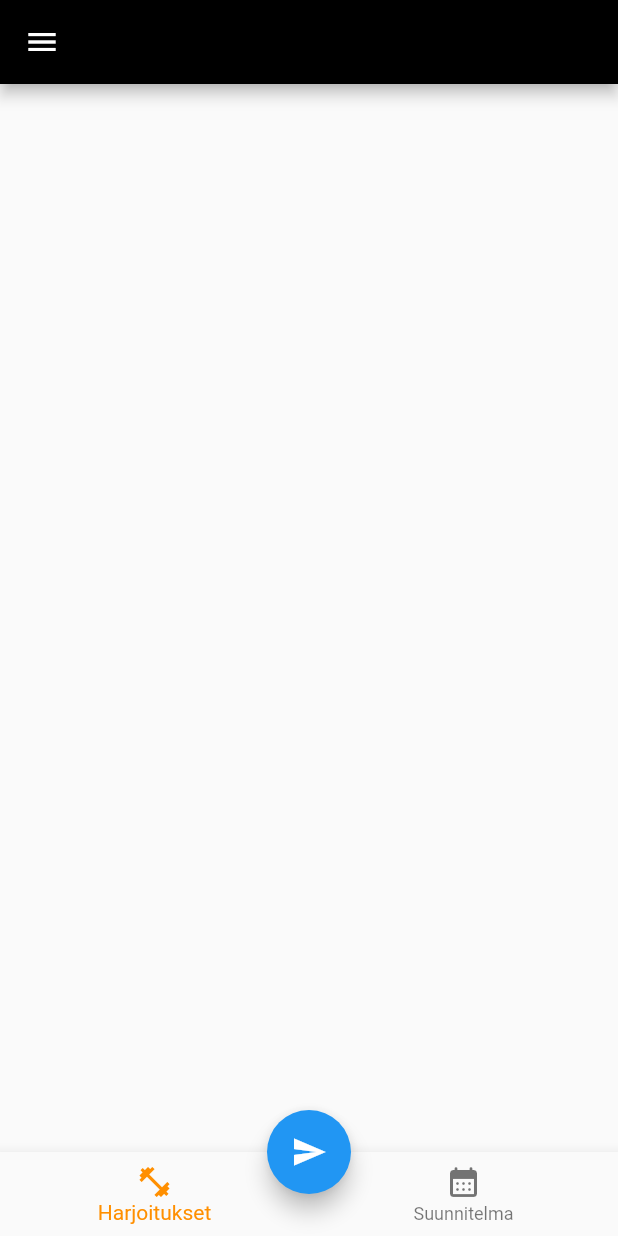
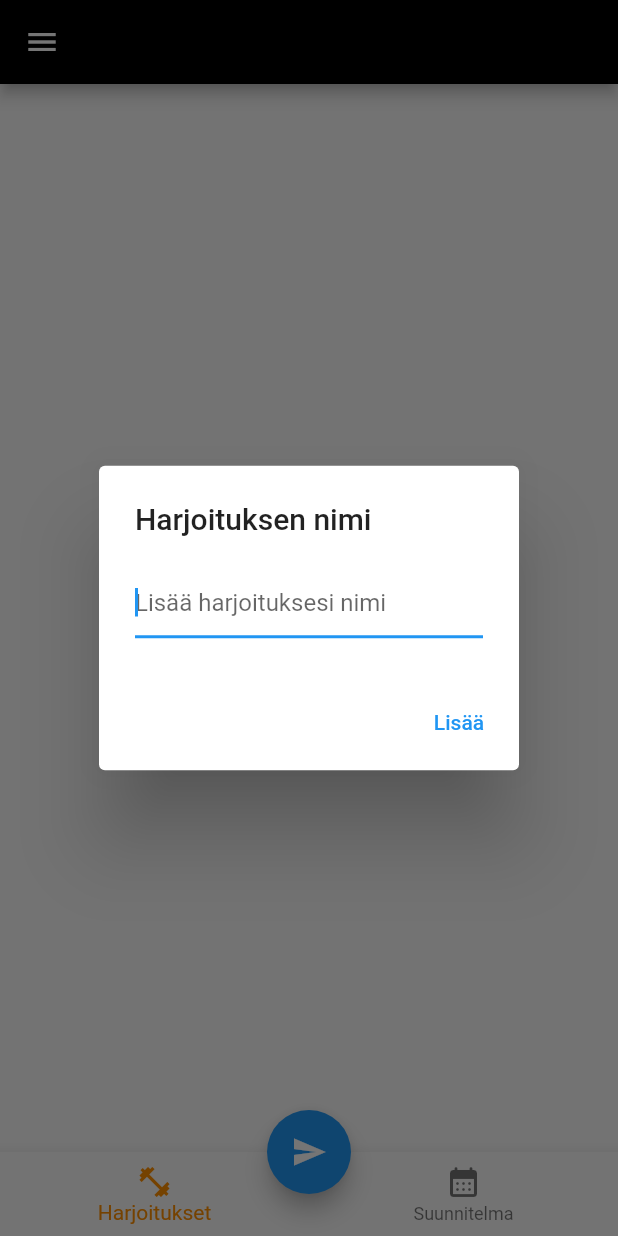
Before and after one commit to Eezi/Drill-Planning, a Flutter app: the screen it shows after launch, after a tap on the "send" icon, on a phone screen of 412 x 824 dp. Run offline on Flutter 3.47's test engine with Material 2 defaults, Android fonts, the phone set to English and light mode, and no system bars.

Commit message:
Added listview for workouts

```diff
--- a/lib/screens/home.dart
+++ b/lib/screens/home.dart
@@ -1,6 +1,4 @@
 import 'package:flutter/material.dart';
-import 'package:flutter_markdown/flutter_markdown.dart';
-import 'package:flutter_quill/flutter_quill.dart';
 import 'package:markdown_app/components/drawer.dart';
 import 'package:markdown_app/components/bottomNavigation.dart';
 
@@ -11,11 +9,14 @@ class MyTabbedPage extends StatefulWidget {
 }
 
 class _MyTabbedPageState extends State<MyTabbedPage> with SingleTickerProviderStateMixin {
-  String text = "";
+  late TextEditingController _controller;
+  List<String> exercises = [];
 
   @override
   void initState() {
     super.initState();
+
+    _controller = TextEditingController();
   }
 
  @override
@@ -29,8 +30,10 @@ class _MyTabbedPageState extends State<MyTabbedPage> with SingleTickerProviderSt
       drawer: DrawerMenu(),
       bottomNavigationBar: BottomMenu(),
       floatingActionButton:FloatingActionButton( //Floating action button on Scaffold
-          onPressed: (){
-              //code to execute on button press
+          onPressed: () async{
+             final name = await openDialog();
+             if (name == null || name.isEmpty) return;
+             setState(() => this.exercises.add(name));
           },
           child: Icon(Icons.send), //icon inside button
       ),
@@ -41,8 +44,39 @@ class _MyTabbedPageState extends State<MyTabbedPage> with SingleTickerProviderSt
         //title: const Text("Markdown Editor", style: TextStyle(color: Colors.white)),
       ),
       body: Container(
-            margin: EdgeInsets.all(20),
+        margin: EdgeInsets.all(20),
+        child: ListView.builder(
+          itemCount: exercises.length,
+          itemBuilder: (context, index) {
+            return ListTile(
+              title: Text(exercises[index]),
+            );
+          },
         ),
+      ),
     );
   }
+
+Future openDialog() => showDialog(
+  context: context,
+  builder: (context) => AlertDialog(
+    title: Text("Harjoituksen nimi"),
+    content: TextField(
+      controller: _controller,
+      autofocus: true,
+      decoration: InputDecoration(hintText: 'Lisää harjoituksesi nimi' ),
+    ),
+    actions: [
+      TextButton(
+        child: Text("Lisää"),
+        onPressed: submit,
+      )
+    ]
+  )
+);
+
+  void submit() {
+    Navigator.of(context).pop(_controller.text);
+    _controller.clear();
+  }
 }
```
Also changed, not shown: 3 other files.
